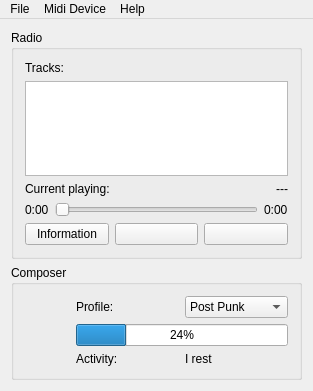
3dproger/LazyComposer, file src/mainwindow.ui: the form before one commit.
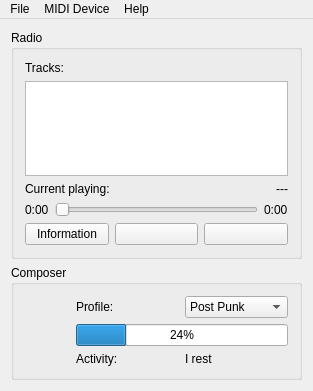
The form after the commit. Icons and pictures are not drawn.

Patch:
```diff
--- a/src/mainwindow.ui
+++ b/src/mainwindow.ui
@@ -225,7 +225,7 @@
    </widget>
    <widget class="QMenu" name="menuMidiDevice">
     <property name="title">
-     <string>Midi Device</string>
+     <string>MIDI Device</string>
     </property>
    </widget>
    <addaction name="menuFile"/>
```
